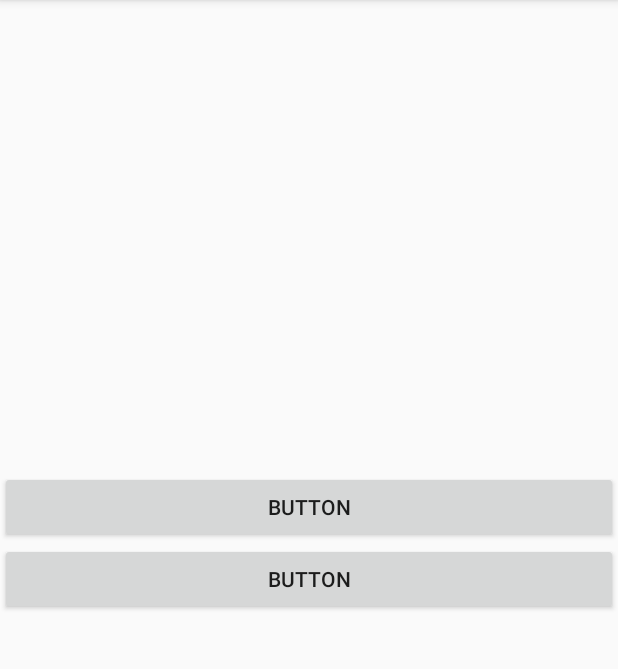
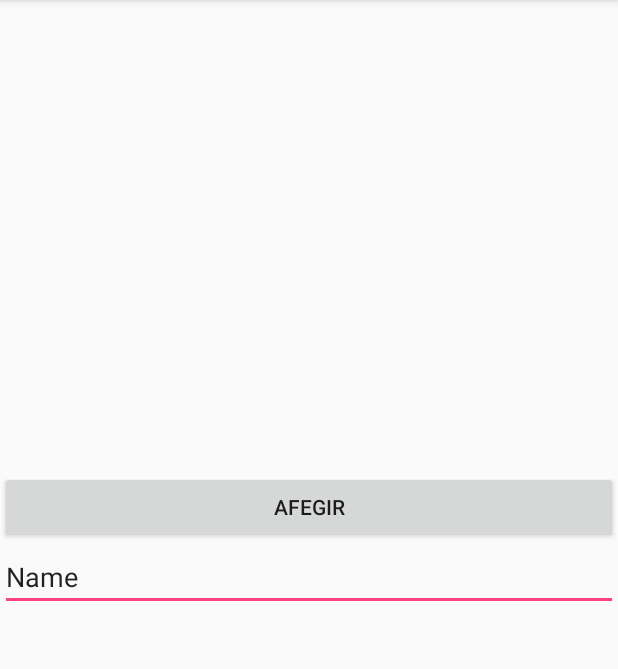
Before and after one commit to davrami/SimonAndroid, an Android app: the HomeActivity screen opened directly, with no data from a screen before it, on a phone screen of 412 x 824 dp, the part 84-753 px from its top. Run offline under Robolectric (Android 15) with nearby library versions, the phone set to English and light mode, and no system bars; our stand-ins replace Firebase (no records; nobody signed in at launch, a user with empty details on screens opened directly).

Commit message:
Merge branch 'master' of https://github.com/davrami/SimonAndroid
# Conflicts:
#	app/src/main/java/dam2/simon/Simon.java

```diff
--- a/app/build.gradle
+++ b/app/build.gradle
@@ -28,8 +28,12 @@ dependencies {
     implementation 'com.android.support:appcompat-v7:26.1.0'
     implementation 'com.android.support.constraint:constraint-layout:1.0.2'
     implementation 'com.android.support:design:26.1.0'
+    implementation 'com.google.firebase:firebase-database:11.0.4'
     testImplementation 'junit:junit:4.12'
     androidTestImplementation 'com.android.support.test:runner:1.0.1'
     androidTestImplementation 'com.android.support.test.espresso:espresso-core:3.0.1'
     implementation 'com.android.support:gridlayout-v7:26.1.0'
 }
+
+
+apply plugin: 'com.google.gms.google-services'
--- a/app/src/main/AndroidManifest.xml
+++ b/app/src/main/AndroidManifest.xml
@@ -35,6 +35,7 @@
 
         <activity android:name=".Simon" android:parentActivityName=".HomeActivity" />
         <activity android:name=".HomeActivity"></activity>
+        <activity android:name=".Puntuacion"></activity>
         <service android:enabled="true" android:name=".UtilityMusic" />
 
     </application>
--- a/app/src/main/java/dam2/simon/HomeActivity.java
+++ b/app/src/main/java/dam2/simon/HomeActivity.java
@@ -8,19 +8,45 @@ import android.support.design.widget.Snackbar;
 import android.support.v4.content.ContextCompat;
 import android.support.v7.app.AppCompatActivity;
 import android.os.Bundle;
+import android.text.TextUtils;
 import android.view.Menu;
 import android.view.MenuItem;
 import android.view.View;
 import android.view.animation.Animation;
 import android.view.animation.AnimationUtils;
+import android.widget.AdapterView;
 import android.widget.Button;
+import android.widget.EditText;
+import android.widget.ListView;
+import android.widget.Spinner;
 import android.widget.TextView;
+import android.widget.Toast;
+
+import com.google.firebase.database.DataSnapshot;
+import com.google.firebase.database.DatabaseError;
+import com.google.firebase.database.DatabaseReference;
+import com.google.firebase.database.FirebaseDatabase;
+import com.google.firebase.database.ValueEventListener;
+
+import java.util.ArrayList;
+import java.util.List;
 
 public class HomeActivity extends AppCompatActivity implements fr1.OnFragmentInteractionListener, fr2.OnFragmentInteractionListener{
     private boolean isReproduint= false;
     private Intent intent;
     protected static final String EXTRA_MISSATGE = "Home";
     Button btMusic;
+    public static final String NOM = "dam2.fje.edu.nom";
+    public static final String ID = "dam2.fje.edu.id";
+
+    EditText nom;
+    Spinner genere;
+    Button afegirArtista;
+    ListView llistaArtistes;
+
+    List<Info_Puntuacion> artistes;
+
+    DatabaseReference DBArtistes;
 
     @Override
     protected void onCreate(Bundle savedInstanceState) {
@@ -45,10 +71,12 @@ public class HomeActivity extends AppCompatActivity implements fr1.OnFragmentInt
                     .addToBackStack(null)
                     .commit();
         }
+
         TextView texto = (TextView) findViewById(R.id.textView);
         Animation animacion = AnimationUtils.loadAnimation(this,
                 R.anim.animacion);
         texto.startAnimation(animacion);
+
     }
 
 
@@ -125,6 +153,53 @@ public class HomeActivity extends AppCompatActivity implements fr1.OnFragmentInt
 
     }
 
+    /*
+    @Override
+    protected void onStart() {
+        super.onStart();
+        DBArtistes.addValueEventListener(new ValueEventListener() {
+            @Override
+            public void onDataChange(DataSnapshot dataSnapshot) {
+
+                artistes.clear();
+
+                for (DataSnapshot postSnapshot : dataSnapshot.getChildren()) {
+                    Info_Puntuacion artista = postSnapshot.getValue(Info_Puntuacion.class);
+                    artistes.add(artista);
+                }
+
+                Lista_Puntuacion artistaAdapter = new Lista_Puntuacion(HomeActivity.this, artistes);
+                llistaArtistes.setAdapter(artistaAdapter);
+            }
+
+            @Override
+            public void onCancelled(DatabaseError databaseError) {
+
+            }
+        });
+    }
+    */
+
+    private void afegirArtista() {
+        String nom = this.nom.getText().toString().trim();
+        String genere = this.genere.getSelectedItem().toString();
+
+        if (!TextUtils.isEmpty(nom)) {
+
+            String id = DBArtistes.push().getKey();
+
+            Info_Puntuacion artista = new Info_Puntuacion(id, nom, genere);
+
+            DBArtistes.child(id).setValue(artista);
+
+            this.nom.setText("");
+
+            Toast.makeText(this, "Artista afegit", Toast.LENGTH_LONG).show();
+        } else {
+            Toast.makeText(this, "Cal entrar un nom", Toast.LENGTH_LONG).show();
+        }
+    }
+
     @Override
     public void onFragmentInteraction(Uri uri) {
 
--- a/app/src/main/java/dam2/simon/MainActivity.java
+++ b/app/src/main/java/dam2/simon/MainActivity.java
@@ -5,13 +5,11 @@ import android.content.Intent;
 import android.graphics.Point;
 import android.support.v7.app.AppCompatActivity;
 import android.os.Bundle;
-import android.util.Log;
 import android.view.Display;
 import android.view.Menu;
 import android.view.MenuItem;
 import android.view.View;
 import android.view.animation.BounceInterpolator;
-import android.view.animation.Interpolator;
 import android.widget.Button;
 import android.widget.ImageView;
 
--- a/app/src/main/java/dam2/simon/fr1.java
+++ b/app/src/main/java/dam2/simon/fr1.java
@@ -29,6 +29,7 @@ public class fr1 extends Fragment {
 
     private OnFragmentInteractionListener mListener;
 
+
     public fr1() {
         // Required empty public constructor
     }
@@ -58,6 +59,7 @@ public class fr1 extends Fragment {
             mParam1 = getArguments().getString(ARG_PARAM1);
             mParam2 = getArguments().getString(ARG_PARAM2);
         }
+
     }
 
     @Override
--- a/app/src/main/res/layout/activity_home.xml
+++ b/app/src/main/res/layout/activity_home.xml
@@ -7,6 +7,7 @@
     tools:context="dam2.simon.HomeActivity">
 
     <TextView
+        style="@style/GreenText"
         android:id="@+id/textView"
         android:layout_width="wrap_content"
         android:layout_height="wrap_content"
--- a/app/src/main/res/layout/fragment_fr1.xml
+++ b/app/src/main/res/layout/fragment_fr1.xml
@@ -19,13 +19,18 @@
             android:layout_alignParentStart="true" />
 
         <Button
+            android:id="@+id/afegir"
             android:layout_width="match_parent"
             android:layout_height="wrap_content"
-            android:text="Button" />
+            android:text="Afegir" />
 
-        <Button
+
+        <EditText
+            android:id="@+id/edit"
             android:layout_width="match_parent"
             android:layout_height="wrap_content"
-            android:text="Button" />
+            android:ems="10"
+            android:inputType="textPersonName"
+            android:text="Name" />
     </LinearLayout>
 </FrameLayout>
--- /dev/null
+++ b/app/src/main/res/layout/m18_artistes.xml
@@ -0,0 +1,6 @@
+<?xml version="1.0" encoding="utf-8"?>
+<android.support.constraint.ConstraintLayout
+    xmlns:android="http://schemas.android.com/apk/res/android" android:layout_width="match_parent"
+    android:layout_height="match_parent">
+
+</android.support.constraint.ConstraintLayout>
--- a/app/src/main/res/values/styles.xml
+++ b/app/src/main/res/values/styles.xml
@@ -13,5 +13,10 @@
     </style>
     <style name="AppTheme.AppBarOverlay" parent="ThemeOverlay.AppCompat.Dark.ActionBar" />
     <style name="AppTheme.PopupOverlay" parent="ThemeOverlay.AppCompat.Light" />
+    <style name="GreenText" parent="TextAppearance.AppCompat">
+        <item name="android:textColor">#008542</item>
+        <item name="android:textSize">30sp</item>
+    </style>
+
 
 </resources>
--- a/build.gradle
+++ b/build.gradle
@@ -12,6 +12,7 @@ buildscript {
 
         // NOTE: Do not place your application dependencies here; they belong
         // in the individual module build.gradle files
+        classpath 'com.google.gms:google-services:3.1.0'
     }
 }
 
```
Also changed, not shown: app/src/main/java/dam2/simon/Info_Puntuacion.java (added, +38 -0 lines), app/src/main/java/dam2/simon/Lista_Puntuacion.java (added, +42 -0 lines), app/src/main/java/dam2/simon/Puntuacion.java (added, +126 -0 lines), app/src/main/res/layout/m18_firebase.xml (added, +52 -0 lines), app/src/main/res/layout/m18_llista.xml (added, +21 -0 lines), app/src/main/res/values/array.xml (added, +8 -0 lines).
